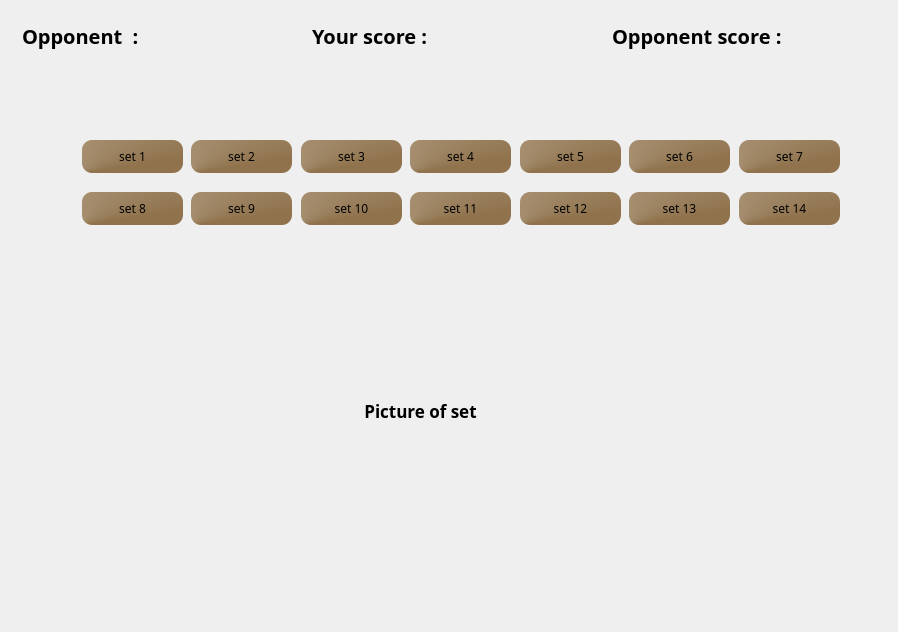
Old version of the form history.ui in the repository A-hmy/SkullKing_Endless-Loop_8.
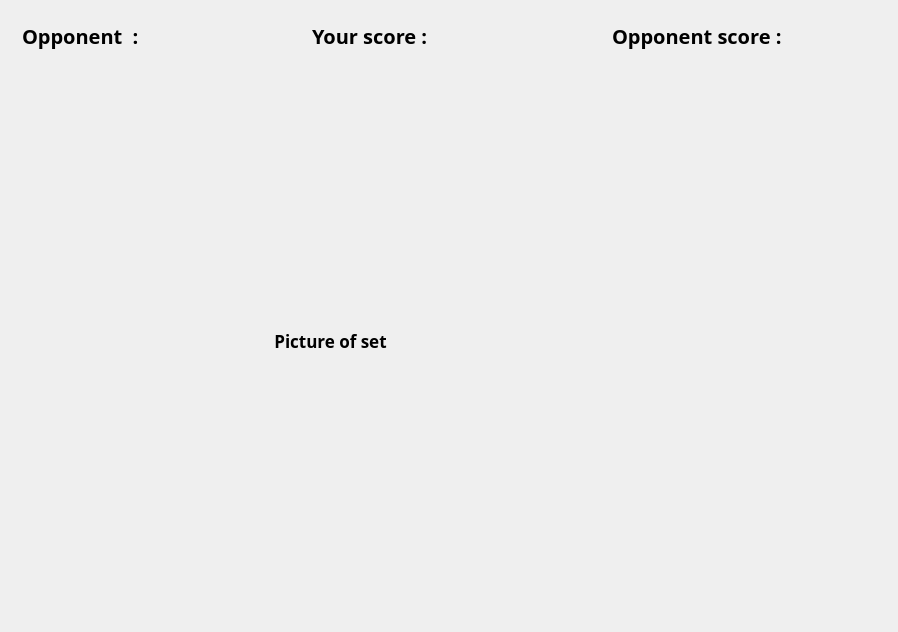
New version of the form. Icons and pictures are not drawn.

The edit to the form file:
```diff
--- a/history.ui
+++ b/history.ui
@@ -17,10 +17,10 @@
    <widget class="QLabel" name="label_8">
     <property name="geometry">
      <rect>
-      <x>180</x>
-      <y>240</y>
-      <width>481</width>
-      <height>341</height>
+      <x>70</x>
+      <y>160</y>
+      <width>521</width>
+      <height>361</height>
      </rect>
     </property>
     <property name="font">
@@ -37,142 +37,6 @@
      <set>Qt::AlignCenter</set>
     </property>
    </widget>
-   <widget class="QPushButton" name="Set1">
-    <property name="geometry">
-     <rect>
-      <x>82</x>
-      <y>140</y>
-      <width>101</width>
-      <height>33</height>
-     </rect>
-    </property>
-    <property name="font">
-     <font>
-      <family>Segoe Script</family>
-     </font>
-    </property>
-    <property name="styleSheet">
-     <string notr="true">background-color: qconicalgradient(cx:0, cy:1, angle:0, stop:0.0673077 rgba(144, 115, 77, 255), stop:1 rgba(255, 255, 255, 255));
-border-radius:10px;
-</string>
-    </property>
-    <property name="text">
-     <string>set 1</string>
-    </property>
-   </widget>
-   <widget class="QPushButton" name="Set8">
-    <property name="geometry">
-     <rect>
-      <x>82</x>
-      <y>192</y>
-      <width>101</width>
-      <height>33</height>
-     </rect>
-    </property>
-    <property name="font">
-     <font>
-      <family>Segoe Script</family>
-     </font>
-    </property>
-    <property name="styleSheet">
-     <string notr="true">background-color: qconicalgradient(cx:0, cy:1, angle:0, stop:0.0673077 rgba(144, 115, 77, 255), stop:1 rgba(255, 255, 255, 255));
-border-radius:10px;
-</string>
-    </property>
-    <property name="text">
-     <string>set 8</string>
-    </property>
-   </widget>
-   <widget class="QPushButton" name="Set3">
-    <property name="geometry">
-     <rect>
-      <x>301</x>
-      <y>140</y>
-      <width>101</width>
-      <height>33</height>
-     </rect>
-    </property>
-    <property name="font">
-     <font>
-      <family>Segoe Script</family>
-     </font>
-    </property>
-    <property name="styleSheet">
-     <string notr="true">background-color: qconicalgradient(cx:0, cy:1, angle:0, stop:0.0673077 rgba(144, 115, 77, 255), stop:1 rgba(255, 255, 255, 255));
-border-radius:10px;
-</string>
-    </property>
-    <property name="text">
-     <string>set 3</string>
-    </property>
-   </widget>
-   <widget class="QPushButton" name="Set4">
-    <property name="geometry">
-     <rect>
-      <x>410</x>
-      <y>140</y>
-      <width>101</width>
-      <height>33</height>
-     </rect>
-    </property>
-    <property name="font">
-     <font>
-      <family>Segoe Script</family>
-     </font>
-    </property>
-    <property name="styleSheet">
-     <string notr="true">background-color: qconicalgradient(cx:0, cy:1, angle:0, stop:0.0673077 rgba(144, 115, 77, 255), stop:1 rgba(255, 255, 255, 255));
-border-radius:10px;
-</string>
-    </property>
-    <property name="text">
-     <string>set 4</string>
-    </property>
-   </widget>
-   <widget class="QPushButton" name="Set7">
-    <property name="geometry">
-     <rect>
-      <x>739</x>
-      <y>140</y>
-      <width>101</width>
-      <height>33</height>
-     </rect>
-    </property>
-    <property name="font">
-     <font>
-      <family>Segoe Script</family>
-     </font>
-    </property>
-    <property name="styleSheet">
-     <string notr="true">background-color: qconicalgradient(cx:0, cy:1, angle:0, stop:0.0673077 rgba(144, 115, 77, 255), stop:1 rgba(255, 255, 255, 255));
-border-radius:10px;</string>
-    </property>
-    <property name="text">
-     <string>set 7</string>
-    </property>
-   </widget>
-   <widget class="QPushButton" name="Set9">
-    <property name="geometry">
-     <rect>
-      <x>191</x>
-      <y>192</y>
-      <width>101</width>
-      <height>33</height>
-     </rect>
-    </property>
-    <property name="font">
-     <font>
-      <family>Segoe Script</family>
-     </font>
-    </property>
-    <property name="styleSheet">
-     <string notr="true">background-color: qconicalgradient(cx:0, cy:1, angle:0, stop:0.0673077 rgba(144, 115, 77, 255), stop:1 rgba(255, 255, 255, 255));
-border-radius:10px;</string>
-    </property>
-    <property name="text">
-     <string>set 9</string>
-    </property>
-   </widget>
    <widget class="QLabel" name="label_5">
     <property name="geometry">
      <rect>
@@ -193,28 +57,6 @@
      <string>Opponent  :</string>
     </property>
    </widget>
-   <widget class="QPushButton" name="Set6">
-    <property name="geometry">
-     <rect>
-      <x>629</x>
-      <y>140</y>
-      <width>101</width>
-      <height>33</height>
-     </rect>
-    </property>
-    <property name="font">
-     <font>
-      <family>Segoe Script</family>
-     </font>
-    </property>
-    <property name="styleSheet">
-     <string notr="true">background-color: qconicalgradient(cx:0, cy:1, angle:0, stop:0.0673077 rgba(144, 115, 77, 255), stop:1 rgba(255, 255, 255, 255));
-border-radius:10px;</string>
-    </property>
-    <property name="text">
-     <string>set 6</string>
-    </property>
-   </widget>
    <widget class="QLabel" name="YourScore">
     <property name="geometry">
      <rect>
@@ -258,28 +100,6 @@
      <string/>
     </property>
    </widget>
-   <widget class="QPushButton" name="Set12">
-    <property name="geometry">
-     <rect>
-      <x>520</x>
-      <y>192</y>
-      <width>101</width>
-      <height>33</height>
-     </rect>
-    </property>
-    <property name="font">
-     <font>
-      <family>Segoe Script</family>
-     </font>
-    </property>
-    <property name="styleSheet">
-     <string notr="true">background-color: qconicalgradient(cx:0, cy:1, angle:0, stop:0.0673077 rgba(144, 115, 77, 255), stop:1 rgba(255, 255, 255, 255));
-border-radius:10px;</string>
-    </property>
-    <property name="text">
-     <string>set 12</string>
-    </property>
-   </widget>
    <widget class="QLabel" name="label_7">
     <property name="geometry">
      <rect>
@@ -323,28 +143,6 @@
      <string/>
     </property>
    </widget>
-   <widget class="QPushButton" name="Set14">
-    <property name="geometry">
-     <rect>
-      <x>739</x>
-      <y>192</y>
-      <width>101</width>
-      <height>33</height>
-     </rect>
-    </property>
-    <property name="font">
-     <font>
-      <family>Segoe Script</family>
-     </font>
-    </property>
-    <property name="styleSheet">
-     <string notr="true">background-color: qconicalgradient(cx:0, cy:1, angle:0, stop:0.0673077 rgba(144, 115, 77, 255), stop:1 rgba(255, 255, 255, 255));
-border-radius:10px;</string>
-    </property>
-    <property name="text">
-     <string>set 14</string>
-    </property>
-   </widget>
    <widget class="QLabel" name="label_9">
     <property name="geometry">
      <rect>
@@ -365,116 +163,6 @@
      <string>Opponent score :</string>
     </property>
    </widget>
-   <widget class="QPushButton" name="Set10">
-    <property name="geometry">
-     <rect>
-      <x>301</x>
-      <y>192</y>
-      <width>101</width>
-      <height>33</height>
-     </rect>
-    </property>
-    <property name="font">
-     <font>
-      <family>Segoe Script</family>
-     </font>
-    </property>
-    <property name="styleSheet">
-     <string notr="true">background-color: qconicalgradient(cx:0, cy:1, angle:0, stop:0.0673077 rgba(144, 115, 77, 255), stop:1 rgba(255, 255, 255, 255));
-border-radius:10px;</string>
-    </property>
-    <property name="text">
-     <string>set 10</string>
-    </property>
-   </widget>
-   <widget class="QPushButton" name="Set11">
-    <property name="geometry">
-     <rect>
-      <x>410</x>
-      <y>192</y>
-      <width>101</width>
-      <height>33</height>
-     </rect>
-    </property>
-    <property name="font">
-     <font>
-      <family>Segoe Script</family>
-     </font>
-    </property>
-    <property name="styleSheet">
-     <string notr="true">background-color: qconicalgradient(cx:0, cy:1, angle:0, stop:0.0673077 rgba(144, 115, 77, 255), stop:1 rgba(255, 255, 255, 255));
-border-radius:10px;</string>
-    </property>
-    <property name="text">
-     <string>set 11</string>
-    </property>
-   </widget>
-   <widget class="QPushButton" name="Set2">
-    <property name="geometry">
-     <rect>
-      <x>191</x>
-      <y>140</y>
-      <width>101</width>
-      <height>33</height>
-     </rect>
-    </property>
-    <property name="font">
-     <font>
-      <family>Segoe Script</family>
-     </font>
-    </property>
-    <property name="styleSheet">
-     <string notr="true">background-color: qconicalgradient(cx:0, cy:1, angle:0, stop:0.0673077 rgba(144, 115, 77, 255), stop:1 rgba(255, 255, 255, 255));
-border-radius:10px;</string>
-    </property>
-    <property name="text">
-     <string>set 2</string>
-    </property>
-   </widget>
-   <widget class="QPushButton" name="Set13">
-    <property name="geometry">
-     <rect>
-      <x>629</x>
-      <y>192</y>
-      <width>101</width>
-      <height>33</height>
-     </rect>
-    </property>
-    <property name="font">
-     <font>
-      <family>Segoe Script</family>
-     </font>
-    </property>
-    <property name="styleSheet">
-     <string notr="true">background-color: qconicalgradient(cx:0, cy:1, angle:0, stop:0.0673077 rgba(144, 115, 77, 255), stop:1 rgba(255, 255, 255, 255));
-border-radius:10px;</string>
-    </property>
-    <property name="text">
-     <string>set 13</string>
-    </property>
-   </widget>
-   <widget class="QPushButton" name="Set5">
-    <property name="geometry">
-     <rect>
-      <x>520</x>
-      <y>140</y>
-      <width>101</width>
-      <height>33</height>
-     </rect>
-    </property>
-    <property name="font">
-     <font>
-      <family>Segoe Script</family>
-     </font>
-    </property>
-    <property name="styleSheet">
-     <string notr="true">background-color: qconicalgradient(cx:0, cy:1, angle:0, stop:0.0673077 rgba(144, 115, 77, 255), stop:1 rgba(255, 255, 255, 255));
-border-radius:10px;</string>
-    </property>
-    <property name="text">
-     <string>set 5</string>
-    </property>
-   </widget>
    <widget class="QLabel" name="label">
     <property name="geometry">
      <rect>
```
Left out of the diff: 14 changed lines with no effect on the pictures.
